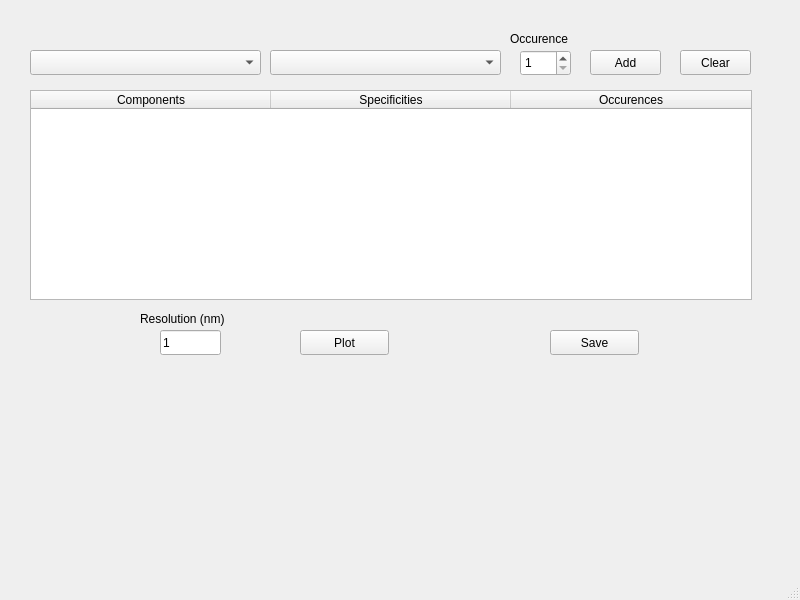
Before: the Qt Designer form select_components.ui in Theo-HC/Setup-transmission, drawn with Qt 5.
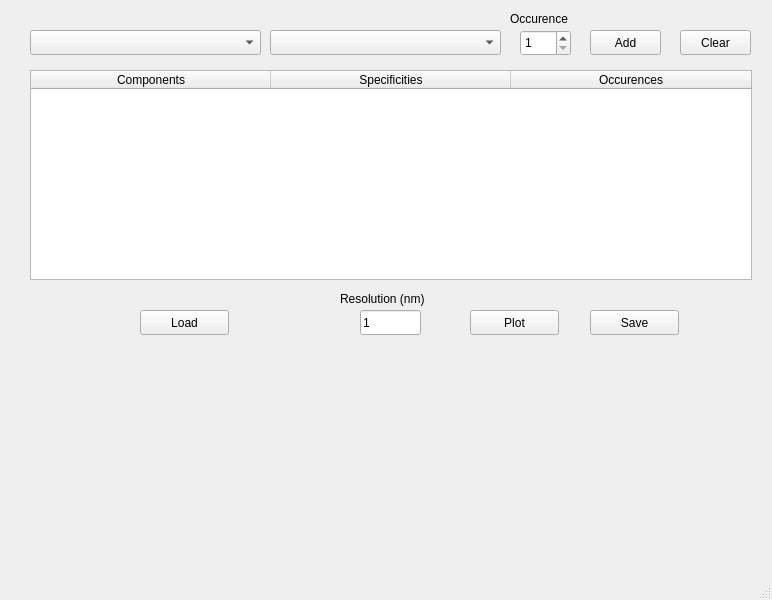
After: the same form once the commit is applied.

Commit message: "Load function, metal deposition and test results"

```diff
--- a/select_components.ui
+++ b/select_components.ui
@@ -6,7 +6,7 @@
    <rect>
     <x>0</x>
     <y>0</y>
-    <width>800</width>
+    <width>772</width>
     <height>600</height>
    </rect>
   </property>
@@ -18,7 +18,7 @@
     <property name="geometry">
      <rect>
       <x>30</x>
-      <y>90</y>
+      <y>70</y>
       <width>722</width>
       <height>210</height>
      </rect>
@@ -70,7 +70,7 @@
     <property name="geometry">
      <rect>
       <x>270</x>
-      <y>50</y>
+      <y>30</y>
       <width>231</width>
       <height>25</height>
      </rect>
@@ -80,7 +80,7 @@
     <property name="geometry">
      <rect>
       <x>30</x>
-      <y>50</y>
+      <y>30</y>
       <width>231</width>
       <height>25</height>
      </rect>
@@ -90,7 +90,7 @@
     <property name="geometry">
      <rect>
       <x>520</x>
-      <y>50</y>
+      <y>30</y>
       <width>51</width>
       <height>26</height>
      </rect>
@@ -103,7 +103,7 @@
     <property name="geometry">
      <rect>
       <x>590</x>
-      <y>50</y>
+      <y>30</y>
       <width>71</width>
       <height>25</height>
      </rect>
@@ -115,8 +115,8 @@
    <widget class="QPushButton" name="pushButton_plot">
     <property name="geometry">
      <rect>
-      <x>300</x>
-      <y>330</y>
+      <x>470</x>
+      <y>310</y>
       <width>89</width>
       <height>25</height>
      </rect>
@@ -128,8 +128,8 @@
    <widget class="QLineEdit" name="lineEdit_ResolutionGraph">
     <property name="geometry">
      <rect>
-      <x>160</x>
-      <y>330</y>
+      <x>360</x>
+      <y>310</y>
       <width>61</width>
       <height>25</height>
      </rect>
@@ -142,7 +142,7 @@
     <property name="geometry">
      <rect>
       <x>680</x>
-      <y>50</y>
+      <y>30</y>
       <width>71</width>
       <height>25</height>
      </rect>
@@ -154,8 +154,8 @@
    <widget class="QLabel" name="label">
     <property name="geometry">
      <rect>
-      <x>140</x>
-      <y>310</y>
+      <x>340</x>
+      <y>290</y>
       <width>121</width>
       <height>17</height>
      </rect>
@@ -168,7 +168,7 @@
     <property name="geometry">
      <rect>
       <x>510</x>
-      <y>30</y>
+      <y>10</y>
       <width>81</width>
       <height>17</height>
      </rect>
@@ -180,8 +180,8 @@
    <widget class="QPushButton" name="pushButton_save">
     <property name="geometry">
      <rect>
-      <x>550</x>
-      <y>330</y>
+      <x>590</x>
+      <y>310</y>
       <width>89</width>
       <height>25</height>
      </rect>
@@ -190,6 +190,19 @@
      <string>Save</string>
     </property>
    </widget>
+   <widget class="QPushButton" name="pushButton_load">
+    <property name="geometry">
+     <rect>
+      <x>140</x>
+      <y>310</y>
+      <width>89</width>
+      <height>25</height>
+     </rect>
+    </property>
+    <property name="text">
+     <string>Load</string>
+    </property>
+   </widget>
   </widget>
   <widget class="QMenuBar" name="menubar">
    <property name="geometry">
```
Left out of the diff: 2 changed lines with no effect on the pictures. The commit also changes 4 other files.
